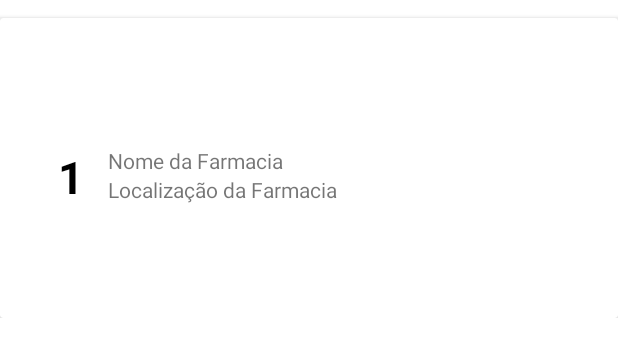
After one commit to adilsonlima1997/TFCAPP, an Android app: the layout recycleview_row_farmacias.xml on its own in the app's theme, with its tools: preview values and no code run, on a phone screen of 412 x 824 dp. The commit adds this screen. Shown: the top 357 px of the screen. Run offline under Robolectric (Android 15) with nearby library versions, the phone set to English and light mode, and no system bars.

Commit message:
Atualizado em 18/05/2022 20:08

```diff
--- a/app/src/main/AndroidManifest.xml
+++ b/app/src/main/AndroidManifest.xml
@@ -9,6 +9,9 @@
         android:roundIcon="@mipmap/ic_launcher_round"
         android:supportsRtl="true"
         android:theme="@style/Theme.Farmacia_V1">
+        <activity
+            android:name=".FarmaciasActivity"
+            android:exported="false" />
         <activity
             android:name=".ComporEmailActivity"
             android:exported="false" />
--- a/app/src/main/res/layout/activity_consulta.xml
+++ b/app/src/main/res/layout/activity_consulta.xml
@@ -115,14 +115,13 @@
         app:layout_constraintStart_toStartOf="parent"
         app:layout_constraintTop_toBottomOf="@+id/editTextTextPersonName5" />
 
-    <EditText
+    <Spinner
         android:id="@+id/editTextTextPersonName7"
         android:layout_width="326dp"
         android:layout_height="30dp"
         android:layout_marginTop="16dp"
         android:background="@drawable/edit"
         android:ems="10"
-        android:hint="Lista de Clínicas"
         android:inputType="textPersonName"
         app:layout_constraintEnd_toEndOf="parent"
         app:layout_constraintHorizontal_bias="0.482"
--- /dev/null
+++ b/app/src/main/res/layout/recycleview_row_farmacias.xml
@@ -0,0 +1,57 @@
+<?xml version="1.0" encoding="utf-8"?>
+<LinearLayout xmlns:android="http://schemas.android.com/apk/res/android"
+    xmlns:app="http://schemas.android.com/apk/res-auto"
+    xmlns:tools="http://schemas.android.com/tools"
+    android:layout_width="match_parent"
+    android:layout_height="wrap_content"
+    android:orientation="vertical"
+    android:id="@+id/mainLayout">
+
+    <androidx.cardview.widget.CardView
+        android:layout_width="match_parent"
+        android:layout_height="wrap_content"
+        android:layout_marginTop="12dp">
+
+        <androidx.constraintlayout.widget.ConstraintLayout
+            android:layout_width="match_parent"
+            android:layout_height="200dp"
+            android:padding="12dp">
+
+            <TextView
+                android:id="@+id/id_farmacia"
+                android:layout_width="wrap_content"
+                android:layout_height="wrap_content"
+                android:layout_marginStart="12dp"
+                android:layout_marginTop="24dp"
+                android:layout_marginEnd="329dp"
+                android:layout_marginBottom="13dp"
+                android:text="1"
+                android:textColor="@color/black"
+                android:textSize="30sp"
+                android:textStyle="bold"
+                app:layout_constraintBottom_toBottomOf="parent"
+                app:layout_constraintEnd_toEndOf="parent"
+                app:layout_constraintStart_toStartOf="parent"
+                app:layout_constraintTop_toTopOf="parent" />
+
+            <TextView
+                android:id="@+id/nome_farmacia"
+                android:layout_width="wrap_content"
+                android:layout_height="wrap_content"
+                android:layout_marginStart="16dp"
+                android:text="Nome da Farmacia"
+                app:layout_constraintStart_toEndOf="@+id/id_farmacia"
+                app:layout_constraintTop_toTopOf="@+id/id_farmacia" />
+
+            <TextView
+                android:id="@+id/local_farmacia"
+                android:layout_width="wrap_content"
+                android:layout_height="wrap_content"
+                android:text="Localização da Farmacia"
+                app:layout_constraintStart_toStartOf="@+id/nome_farmacia"
+                app:layout_constraintTop_toBottomOf="@+id/nome_farmacia" />
+
+        </androidx.constraintlayout.widget.ConstraintLayout>
+    </androidx.cardview.widget.CardView>
+
+</LinearLayout>
```
Also changed, not shown: app/src/main/java/com/example/farmacia_v1/FarmaciasActivity.java (added, +14 -0 lines), app/src/main/res/layout/activity_farmacias.xml (added, +57 -0 lines).
